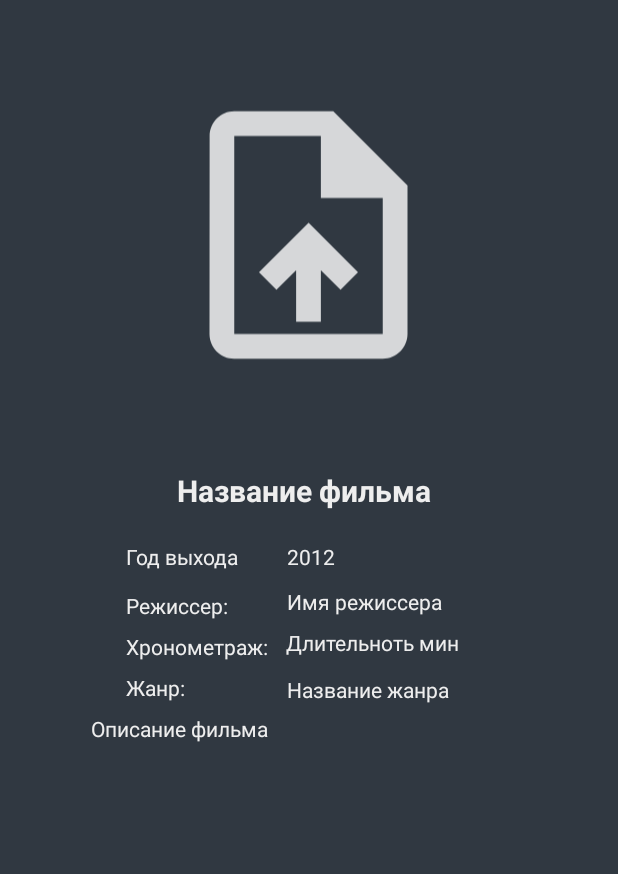
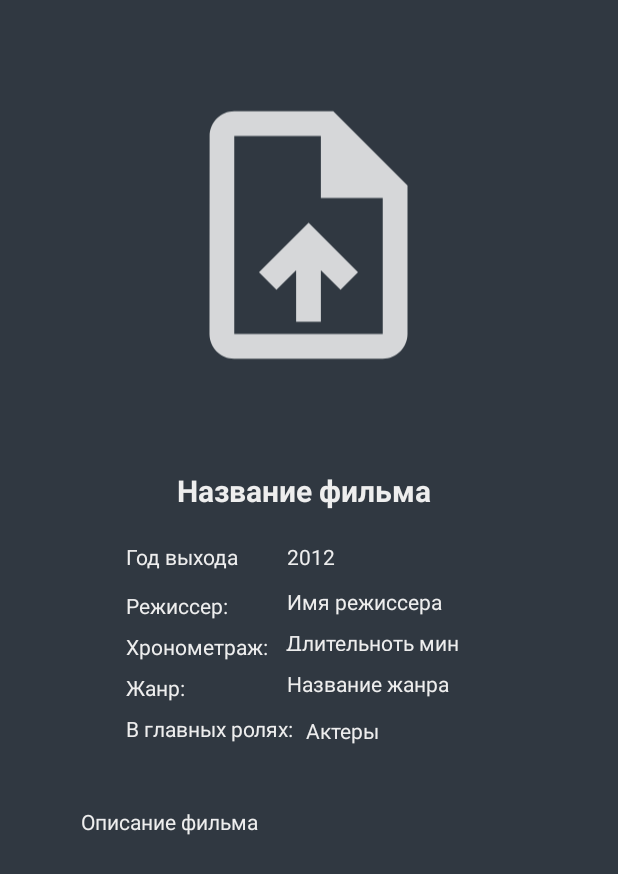
Before and after one commit to Leturgone/MovieLib, an Android app: the layout movie_inf_dialog.xml on its own in the app's theme, with its tools: preview values and no code run, on a phone screen of 412 x 824 dp. Shown: the top 874 px of the screen. Run offline under Robolectric (Android 15) with nearby library versions, the phone set to English and light mode, and no system bars.

Commit message:
Добавлено поле актеров

```diff
--- a/app/src/main/java/com/example/cursework2_2/MovieAdapter.java
+++ b/app/src/main/java/com/example/cursework2_2/MovieAdapter.java
@@ -82,6 +82,7 @@ public class MovieAdapter extends RecyclerView.Adapter<MovieAdapter.ViewHolder>
                 TextView Length = dialog.findViewById(R.id.infLengthtextView);
                 ImageView Poster = dialog.findViewById(R.id.infPosterImageView);
                 TextView Genre = dialog.findViewById(R.id.infGenretextView);
+                TextView Actors = dialog.findViewById(R.id.infActorstextView);
 
                 MovieTitle.setText(selected_movie.getMovie_title());
                 Director.setText(selected_movie.getMovie_director());
@@ -90,6 +91,7 @@ public class MovieAdapter extends RecyclerView.Adapter<MovieAdapter.ViewHolder>
                 Length.setText(selected_movie.getMovie_length());
                 Poster.setImageBitmap(selected_movie.getMovie_poster());
                 Genre.setText(selected_movie.getMovie_genre());
+                Actors.setText(selected_movie.getMovie_actors());
 
                 dialog.show();
             }
--- a/app/src/main/res/layout/movie_inf_dialog.xml
+++ b/app/src/main/res/layout/movie_inf_dialog.xml
@@ -68,8 +68,8 @@
 
     <TextView
         android:id="@+id/infLengthtextView"
-        android:layout_width="wrap_content"
-        android:layout_height="wrap_content"
+        android:layout_width="122dp"
+        android:layout_height="15dp"
         android:layout_marginStart="12dp"
         android:layout_marginTop="8dp"
         android:text="Длительноть мин"
@@ -107,14 +107,38 @@
         app:layout_constraintStart_toEndOf="@+id/infDirectorDirectortextView"
         app:layout_constraintTop_toBottomOf="@+id/infDateTextView" />
 
+    <TextView
+        android:id="@+id/ActorsTextView"
+        android:layout_width="wrap_content"
+        android:layout_height="wrap_content"
+        android:layout_marginTop="8dp"
+        android:text="В главных ролях:"
+        app:layout_constraintEnd_toEndOf="parent"
+        app:layout_constraintHorizontal_bias="0.0"
+        app:layout_constraintStart_toStartOf="@+id/LengthLengthView"
+        app:layout_constraintTop_toBottomOf="@+id/GenreTextView" />
+
+    <TextView
+        android:id="@+id/infActorstextView"
+        android:layout_width="137dp"
+        android:layout_height="42dp"
+        android:layout_marginStart="8dp"
+        android:layout_marginTop="12dp"
+        android:text="Актеры"
+        app:layout_constraintEnd_toEndOf="parent"
+        app:layout_constraintHorizontal_bias="0.0"
+        app:layout_constraintStart_toEndOf="@+id/ActorsTextView"
+        app:layout_constraintTop_toBottomOf="@+id/infGenretextView" />
+
     <ScrollView
         android:layout_width="291dp"
         android:layout_height="129dp"
         app:layout_constraintBottom_toBottomOf="parent"
         app:layout_constraintEnd_toEndOf="parent"
+        app:layout_constraintHorizontal_bias="0.45"
         app:layout_constraintStart_toStartOf="parent"
-        app:layout_constraintTop_toBottomOf="@+id/infLengthtextView"
-        app:layout_constraintVertical_bias="0.285">
+        app:layout_constraintTop_toBottomOf="@+id/infActorstextView"
+        app:layout_constraintVertical_bias="0.36">
 
         <TextView
             android:id="@+id/infDescriptTextView"
```
Also changed, not shown: app/src/main/java/com/example/cursework2_2/Movie.java (+13 -1 lines), app/src/main/java/com/example/cursework2_2/MoviesListFragment.java (+12 -3 lines), app/src/main/java/com/example/cursework2_2/MyDatabaseHelper.java (+8 -4 lines), app/src/main/res/layout/add_movie_dialog.xml (+17 -3 lines), app/src/main/res/layout/refactor_movie_dialog.xml (+20 -5 lines).
